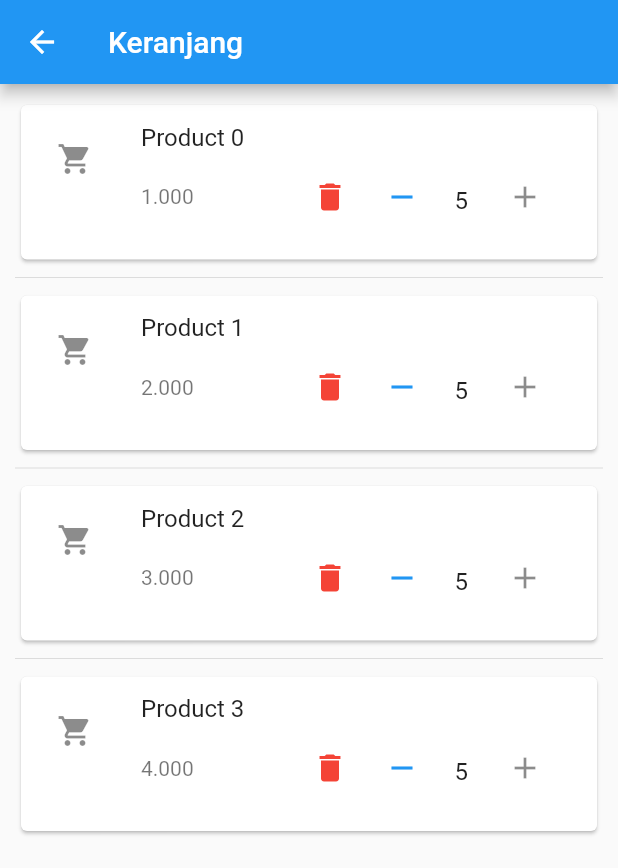
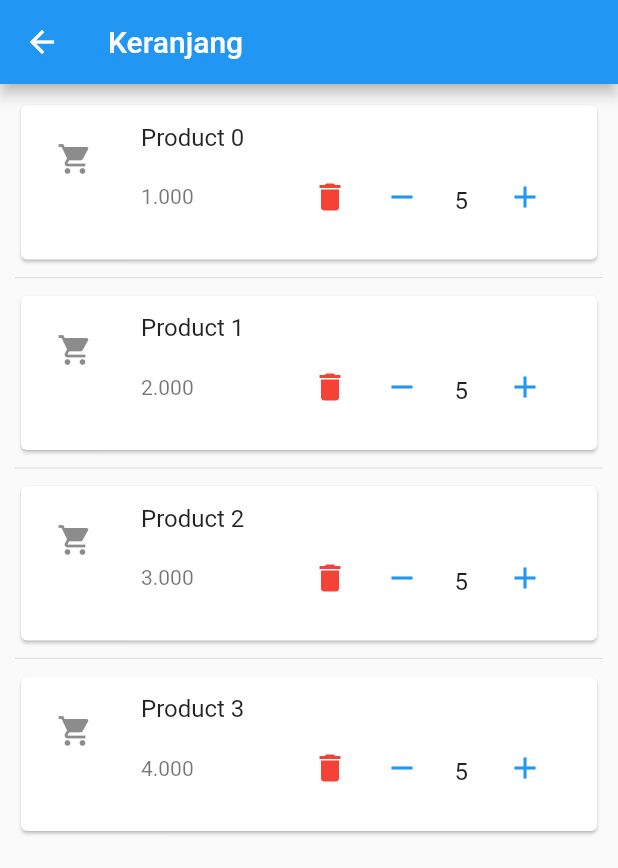
Before and after one commit to AgassiPutra/e_warung, a Flutter app: the Keranjang screen opened directly, on a phone screen of 412 x 824 dp. Shown: the top 868 px of the screen. Run offline on Flutter 3.47's test engine with Material 2 defaults, Android fonts, the phone set to English and light mode, and no system bars; our stand-ins replace material_floating_search_bar, shared_preferences, sliding_up_panel; accounts and stored records are empty.

Commit message:
Memperbaiki button add minus keranjang (sudah fix)

```diff
--- a/lib/screens/warung/keranjang.dart
+++ b/lib/screens/warung/keranjang.dart
@@ -16,7 +16,6 @@ class _KeranjangState extends State<Keranjang> {
               "stok": 5,
               "max_stok":10
             });
-  final _textController = TextEditingController();
 
   Widget build(BuildContext context) {
     return Scaffold(
@@ -127,10 +126,17 @@ class _KeranjangState extends State<Keranjang> {
                                 });
                               },
                               onMinus: (){
+                                if(keranjangku[index]['stok'] != 0){
+                                  setState((){
+                                  --keranjangku[index]['stok'];
+                                  });
+                                }
+                              },
+                              onChanged: (text){
                                 setState((){
-                                  --keranjangku[index]['stok'];
+                                  keranjangku[index]['stok'] = int.parse(text);
                                 });
-                              },
+                              }
                             )
                           ])
                         ]))));
@@ -139,7 +145,9 @@ class _KeranjangState extends State<Keranjang> {
     );
   }
 
-  Widget buttonAddMinus({Function? onAdd, Function? onMinus, required int counter}) {
+  Widget buttonAddMinus({Function? onAdd, Function? onMinus,Function(String)? onChanged,required int counter}) {
+    final _textController = TextEditingController();
+
     return Container(
         width: 130,
         height: 60,
@@ -158,18 +166,22 @@ class _KeranjangState extends State<Keranjang> {
               child: TextField(
             // expands:true,
             textAlign: TextAlign.center,
-            controller: TextEditingController()..text = counter.toString(),
-            onChanged: (text) {
-              counter = int.parse(text);
-              text = counter.toString();
-            },
+            controller: _textController..text = counter.toString(),
+            onChanged: onChanged,
             textAlignVertical: TextAlignVertical.center,
             decoration: InputDecoration(border: InputBorder.none),
             keyboardType: TextInputType.number,
           )),
           IconButton(
               onPressed: ()=> onAdd!(),
-              icon: Icon(Icons.add)
+              icon: Icon(Icons.add,
+                color: (() {
+                    if (counter == 0) {
+                      return Colors.grey;
+                    } else {
+                      return Colors.blue;
+                    }
+                  }()))
           ),
         ]));
   }
```
